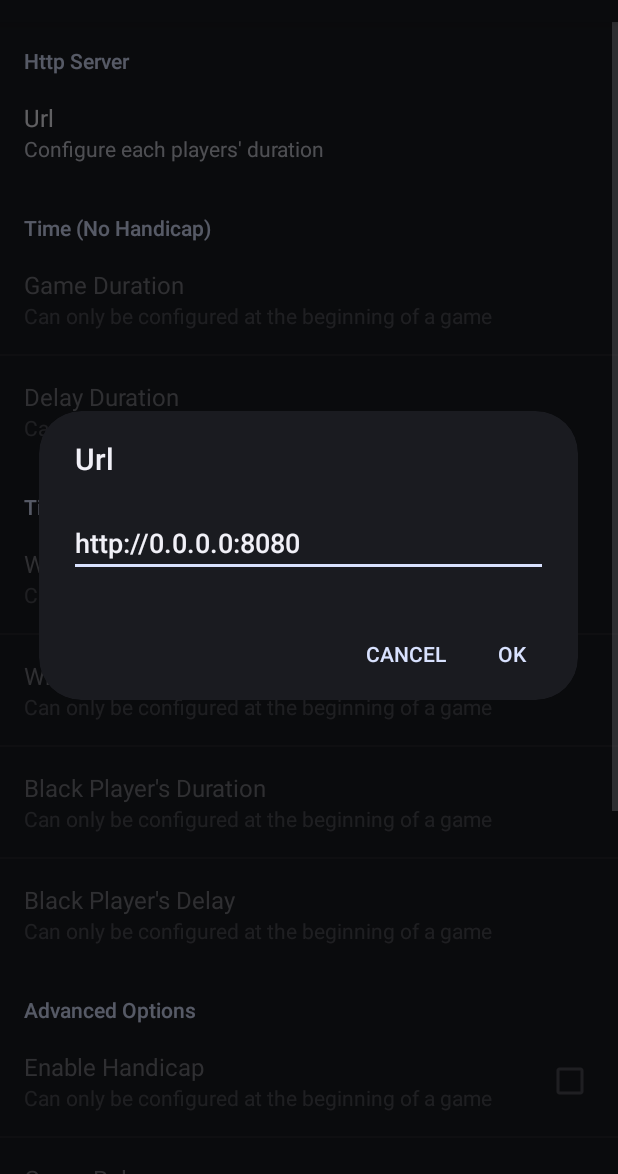
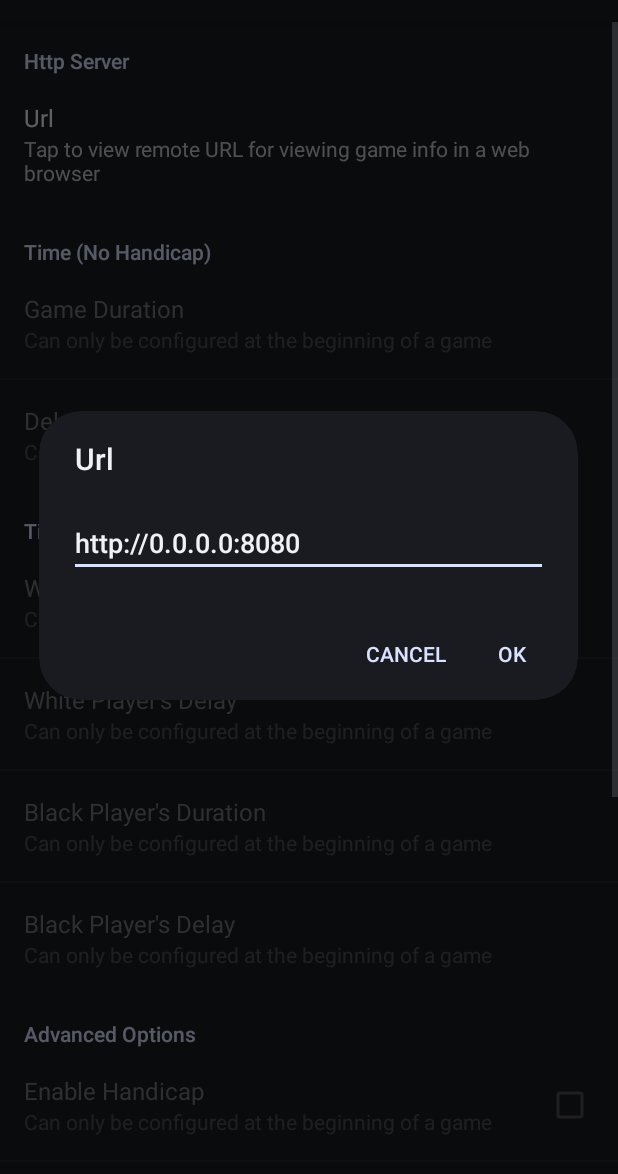
Before and after one commit to keannan5390/game-clock, an Android app: the OptionsMenu screen opened directly, with no data from a screen before it, after a tap on "Url", on a phone screen of 412 x 824 dp, the part 62-1236 px from its top. Run offline under Robolectric (Android 15) with nearby library versions, the phone set to English and light mode, and no system bars; 1 other tap on this screen came first.

Commit message:
fix summary text

```diff
--- a/app/src/main/res/values/strings.xml
+++ b/app/src/main/res/values/strings.xml
@@ -19,7 +19,7 @@
     <!-- Options strings, http url -->
     <string name="httpPrefGroup">Http Server</string>
     <string name="httpUrlPref">Url</string>
-    <string name="httpUrlSummaryPref">Configure each players\' duration</string>
+    <string name="httpUrlSummaryPref">Tap to view remote URL for viewing game info in a web browser</string>
 
     <!-- Options strings, first player -->
     <string name="firstPlayerPrefGroup">Players</string>
```
